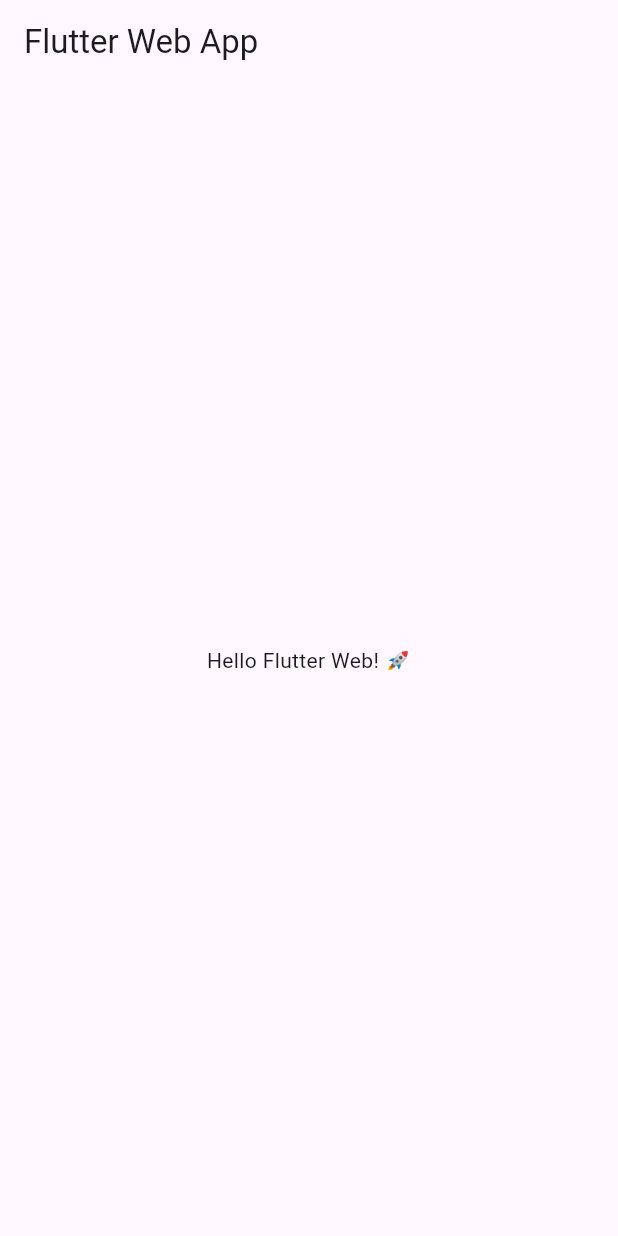
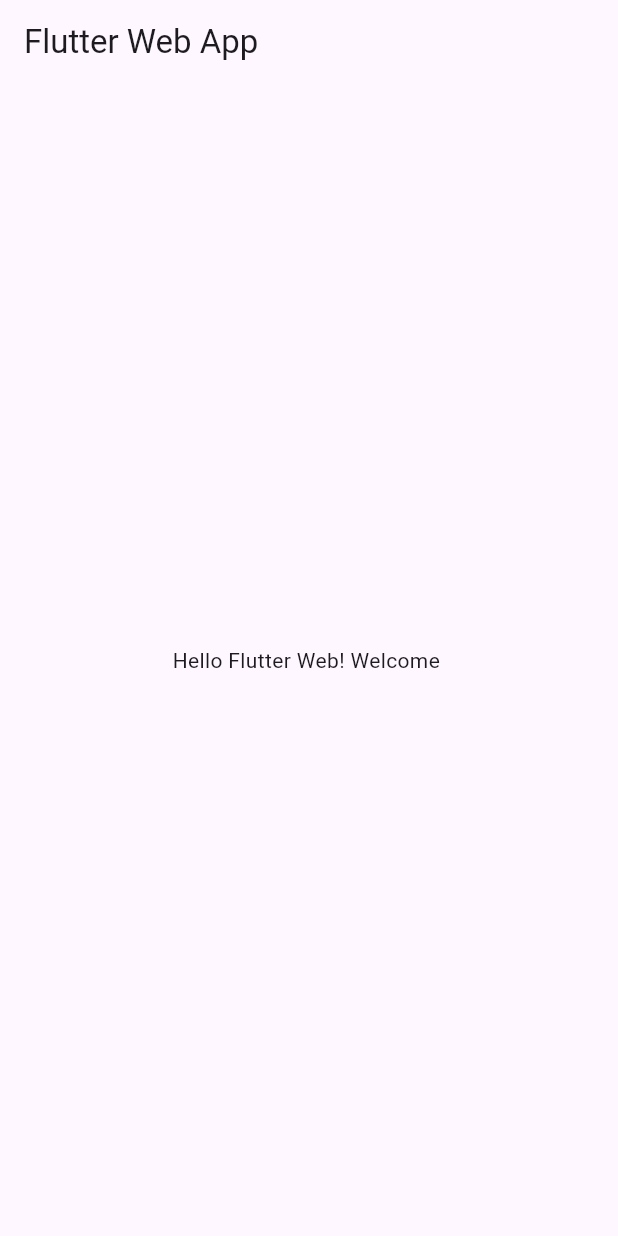
Before and after one commit to VSTL-VibhavM/Flutter_web_demo, a Flutter app: the screen it shows after launch, on a phone screen of 412 x 824 dp. Run offline on Flutter 3.47's test engine with Material 3 defaults, Android fonts, the phone set to English and light mode, and no system bars.

Commit message:
Rebuild web version

```diff
--- a/lib/main.dart
+++ b/lib/main.dart
@@ -14,7 +14,7 @@
           title: Text('Flutter Web App'),
         ),
         body: Center(
-          child: Text('Hello Flutter Web! 🚀'),
+          child: Text('Hello Flutter Web! Welcome '),
         ),
       ),
     );
```
